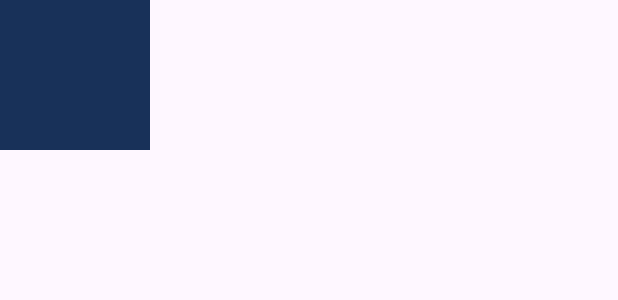
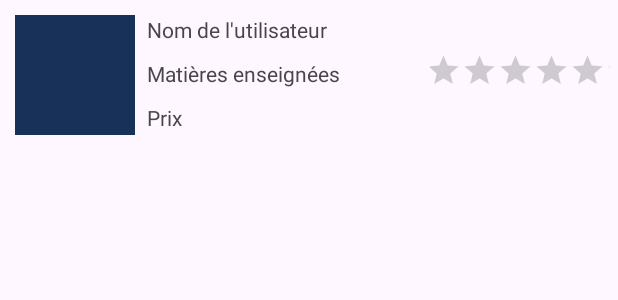
Before and after one commit to RayanOUTILI/AndroidFilRouge, an Android app: the layout professor_layout.xml on its own in the app's theme, with its tools: preview values and no code run, on a phone screen of 412 x 824 dp. Shown: the top 300 px of the screen. Run offline under Robolectric (Android 15) with nearby library versions, the light colour scheme and no system bars.

Commit message:
professeur layout + debut conn json

```diff
--- /dev/null
+++ b/app/src/main/java/edu/iut/proftracker/models/data/JsonReader.java
@@ -0,0 +1,14 @@
+package edu.iut.proftracker.models.data;
+
+import edu.iut.proftracker.models.Professeur;
+
+public class JsonReader {
+
+
+    public JsonReader() {
+        // TODO Auto-generated constructor stub
+    }
+
+   // public List<Professeur>
+
+}
--- a/app/src/main/java/edu/iut/proftracker/views/activitites/MainActivity.java
+++ b/app/src/main/java/edu/iut/proftracker/views/activitites/MainActivity.java
@@ -30,10 +30,9 @@ public class MainActivity extends AppCompatActivity implements PostExecuteActivi
 
         System.out.println(professors);
 
-        /*
-        String url = "http://edu.info06.net/onepiece/characters.json";
-        new HttpAsyncGet<>(url, Character.class, this, new ProgressDialog(MainActivity.this) );
-         */
+        String url = "https://rayanoutili.github.io/ProfTrackerJson/professeurs.json";
+        new HttpAsyncGet<>(url, Professeur.class, this, new ProgressDialog(MainActivity.this) );
+
     }
 
     @Override
--- a/app/src/main/res/layout/professor_layout.xml
+++ b/app/src/main/res/layout/professor_layout.xml
@@ -1,23 +1,85 @@
 <?xml version="1.0" encoding="utf-8"?>
 <androidx.constraintlayout.widget.ConstraintLayout xmlns:android="http://schemas.android.com/apk/res/android"
     android:layout_width="match_parent"
-    android:layout_height="match_parent"
+    android:layout_height="wrap_content"
     xmlns:app="http://schemas.android.com/apk/res-auto">
 
-    <!-- Première section -->
+    <!-- Photo de profil -->
     <ImageView
-        android:id="@+id/imagePopularTeacher1"
+        android:id="@+id/imageProfile"
         android:src="@drawable/template"
         android:scaleType="centerCrop"
+        android:layout_margin="10dp"
+        app:layout_constraintTop_toTopOf="parent"
         app:layout_constraintStart_toStartOf="parent"
-        app:layout_constraintTop_toBottomOf="@+id/popularTeachersLabel1"
-        app:layout_constraintStart_toEndOf="@id/imagePopularTeacher1"
-        android:layout_marginTop="16dp"
+        android:layout_width="80dp"
+        android:layout_height="80dp"/>
 
-        android:layout_width="100dp"
-        android:layout_height="100dp"
-        />
+    <!-- Nom du prof -->
+    <TextView
+        android:id="@+id/profName"
+        android:text="Nom de l'utilisateur"
+        app:layout_constraintStart_toEndOf="@+id/imageProfile"
+        app:layout_constraintTop_toTopOf="@+id/imageProfile"
+        android:layout_marginStart="8dp"
+        android:layout_width="wrap_content"
+        android:layout_height="wrap_content"/>
+
+    <!-- Matières enseignées -->
+    <TextView
+        android:id="@+id/textSubjects"
+        android:text="Matières enseignées"
+        app:layout_constraintStart_toStartOf="@+id/profName"
+        app:layout_constraintTop_toBottomOf="@+id/profName"
+        android:layout_marginTop="10dp"
+        android:layout_width="wrap_content"
+        android:layout_height="wrap_content"/>
+
+    <TextView
+        android:id="@+id/textPrice"
+        android:layout_width="wrap_content"
+        android:layout_height="wrap_content"
+        android:layout_marginTop="10dp"
+        android:text="@string/prix"
+        app:layout_constraintStart_toStartOf="@+id/textSubjects"
+        app:layout_constraintTop_toBottomOf="@+id/textSubjects" />
 
 
 
+    <!-- Avis -->
+    <!--<TextView
+        android:id="@+id/textReviews"
+        android:text="Avis"
+        app:layout_constraintStart_toEndOf="@+id/textName"
+        app:layout_constraintTop_toTopOf="@+id/textName"
+        app:layout_constraintRight_toLeftOf="@+id/note"
+        android:layout_marginEnd="2dp"
+        android:layout_marginStart="20dp"
+        android:layout_width="wrap_content"
+        android:layout_height="wrap_content"/>-->
+
+    <!-- Prix -->
+    <RatingBar
+        android:id="@+id/note"
+        android:layout_width="wrap_content"
+        android:layout_height="wrap_content"
+        android:layout_weight="5"
+        android:numStars="5"
+        android:scaleX="0.5"
+        android:scaleY="0.5"
+        android:paddingLeft="-6dp"
+        app:layout_constraintLeft_toRightOf="@+id/textSubjects"
+        app:layout_constraintTop_toBottomOf="@+id/profName"
+        app:layout_constraintBottom_toTopOf="@+id/textPrice"
+        />
+
+    <!-- <TextView
+        android:id="@+id/textPrice"
+        android:layout_width="wrap_content"
+        android:layout_height="wrap_content"
+        android:layout_marginStart="92dp"
+        android:text="@string/prix"
+        app:layout_constraintStart_toEndOf="@+id/textSubjects"
+        app:layout_constraintTop_toTopOf="@+id/textSubjects" /> -->
+
 </androidx.constraintlayout.widget.ConstraintLayout>
--- a/app/src/main/res/values/strings.xml
+++ b/app/src/main/res/values/strings.xml
@@ -3,4 +3,5 @@
     <string name="prof_tracker">Prof Tracker</string>
     <string name="logo">logo</string>
     <string name="profile_picture">test</string>
+    <string name="prix">Prix</string>
 </resources>
```
